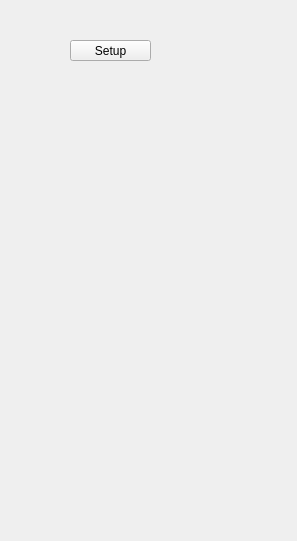
First picture: the form in mainwindow.ui, repository WiseLord/ampcontrol, before the edit.
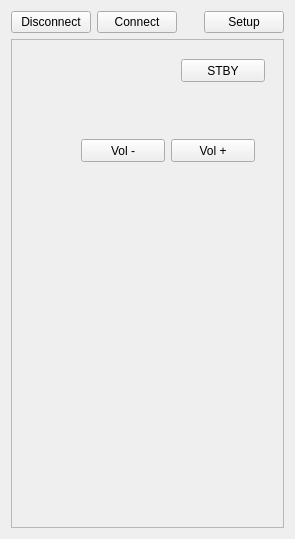
Second picture: the form after the edit.

```diff
--- a/mainwindow.ui
+++ b/mainwindow.ui
@@ -6,26 +6,108 @@
    <rect>
     <x>0</x>
     <y>0</y>
-    <width>297</width>
-    <height>541</height>
+    <width>295</width>
+    <height>539</height>
    </rect>
   </property>
   <property name="windowTitle">
    <string>MainWindow</string>
   </property>
-  <widget class="QPushButton" name="pbtnSetup">
-   <property name="geometry">
-    <rect>
-     <x>70</x>
-     <y>40</y>
-     <width>81</width>
-     <height>21</height>
-    </rect>
-   </property>
-   <property name="text">
-    <string>Setup</string>
-   </property>
-  </widget>
+  <layout class="QVBoxLayout" name="verticalLayout" stretch="0,1">
+   <item>
+    <layout class="QHBoxLayout" name="horizontalLayout">
+     <item>
+      <widget class="QPushButton" name="pbtnDisconnect">
+       <property name="text">
+        <string>Disconnect</string>
+       </property>
+      </widget>
+     </item>
+     <item>
+      <widget class="QPushButton" name="pbtnConnect">
+       <property name="text">
+        <string>Connect</string>
+       </property>
+      </widget>
+     </item>
+     <item>
+      <spacer name="horizontalSpacer">
+       <property name="orientation">
+        <enum>Qt::Horizontal</enum>
+       </property>
+       <property name="sizeHint" stdset="0">
+        <size>
+         <width>40</width>
+         <height>20</height>
+        </size>
+       </property>
+      </spacer>
+     </item>
+     <item>
+      <widget class="QPushButton" name="pbtnSetup">
+       <property name="text">
+        <string>Setup</string>
+       </property>
+      </widget>
+     </item>
+    </layout>
+   </item>
+   <item>
+    <widget class="QFrame" name="frmButtons">
+     <property name="frameShape">
+      <enum>QFrame::StyledPanel</enum>
+     </property>
+     <property name="frameShadow">
+      <enum>QFrame::Raised</enum>
+     </property>
+     <widget class="QPushButton" name="pbtnSTBY">
+      <property name="geometry">
+       <rect>
+        <x>170</x>
+        <y>20</y>
+        <width>84</width>
+        <height>23</height>
+       </rect>
+      </property>
+      <property name="text">
+       <string>STBY</string>
+      </property>
+     </widget>
+     <widget class="QPushButton" name="pbtnVOLDEC">
+      <property name="geometry">
+       <rect>
+        <x>70</x>
+        <y>100</y>
+        <width>84</width>
+        <height>23</height>
+       </rect>
+      </property>
+      <property name="text">
+       <string>Vol -</string>
+      </property>
+      <property name="autoRepeat">
+       <bool>true</bool>
+      </property>
+     </widget>
+     <widget class="QPushButton" name="pbtnVOLINC">
+      <property name="geometry">
+       <rect>
+        <x>160</x>
+        <y>100</y>
+        <width>84</width>
+        <height>23</height>
+       </rect>
+      </property>
+      <property name="text">
+       <string>Vol +</string>
+      </property>
+      <property name="autoRepeat">
+       <bool>true</bool>
+      </property>
+     </widget>
+    </widget>
+   </item>
+  </layout>
  </widget>
  <layoutdefault spacing="6" margin="11"/>
  <resources/>
```
